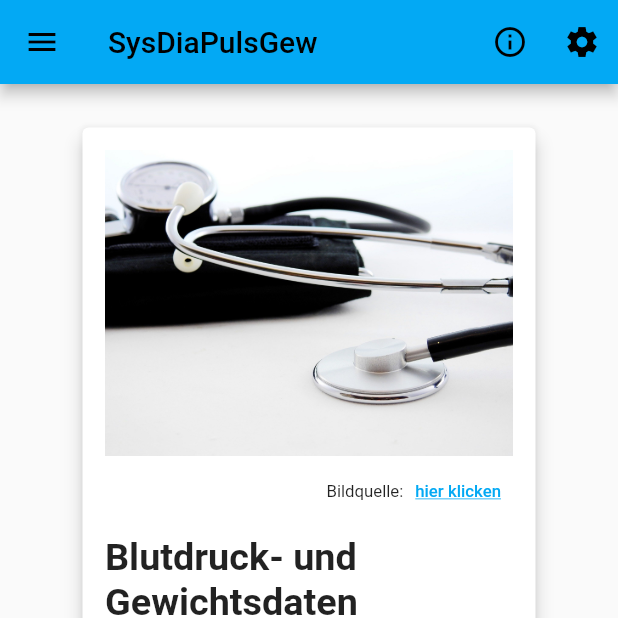
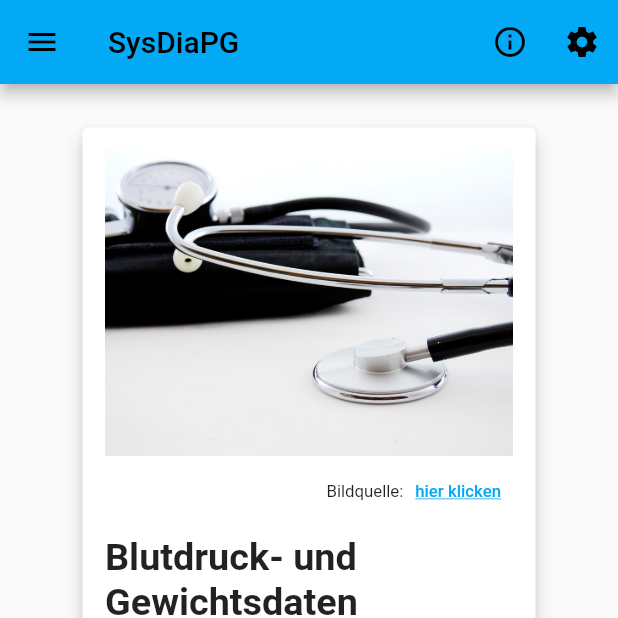
Before and after one commit to CJBNBG/SysDiaPulsGew, a Flutter app: the screen it shows after launch, on a phone screen of 412 x 824 dp, the top half of it. Run offline on Flutter 3.47's test engine with Material 2 defaults, Android fonts, the phone set to English and light mode, and no system bars; drawn by our look-alikes of badges; our stand-ins replace date_time_picker, flutter_slidable, material_design_icons_flutter, package_info_plus, page_indicator, page_transition and 4 more; missing offline and left inert: flutter_cached_pdfview; accounts and stored records are empty; project files that could hold a hidden picture were left out.

Commit message:
Version 1.5.0-1
App umbenannt in SysDiaPG

```diff
--- a/lib/main.dart
+++ b/lib/main.dart
@@ -62,11 +62,11 @@ class _MyAppState extends State<MyApp> {
     _platform = Theme.of(context).platform;
     globals.BgColorNeutral = Theme.of(context).scaffoldBackgroundColor;
     return MaterialApp(
-      title: 'SysDiaPulsGew',
+      title: 'SysDiaPG',
       theme: ThemeData(
         primarySwatch: Colors.lightBlue,
       ),
-      home: const MyHomePage(title: 'SysDiaPulsGew'),
+      home: const MyHomePage(title: 'SysDiaPG'),
       localizationsDelegates: const [
         GlobalWidgetsLocalizations.delegate,
         GlobalMaterialLocalizations.delegate,
@@ -271,7 +271,7 @@ class _MyHomePageState extends State<MyHomePage> {
       return null;
     } else {
       globals.lokalDBDir = path;
-      globals.lokalDBPfad = path + "SysDiaPuls/";
+      globals.lokalDBPfad = path + "SysDiaPulsGew/";
       globals.lokalDBNameMitPfad = globals.lokalDBPfad + globals.lokalDBNameOhnePfad;
     }
     print("getExternalStorageDirectory: " + path);
@@ -341,7 +341,7 @@ class _MyHomePageState extends State<MyHomePage> {
     return SafeArea(
       child: Scaffold(
         appBar: AppBar(
-          title: const Text('SysDiaPulsGew'),
+          title: const Text('SysDiaPG'),
           actions: <Widget>[
             // die Widgets werden von rechts außen nach links aufgeführt
             IconButton(
--- a/lib/services/dbhelper.dart
+++ b/lib/services/dbhelper.dart
@@ -1,4 +1,3 @@
-import 'dart:math';
 import 'dart:io';
 import 'package:sysdiapulsgew/services/DataInterface.dart';
 import 'package:sysdiapulsgew/services/SettingsInterface.dart';
--- a/pubspec.yaml
+++ b/pubspec.yaml
@@ -15,7 +15,7 @@ publish_to: 'none' # Remove this line if you wish to publish to pub.dev
 # In iOS, build-name is used as CFBundleShortVersionString while build-number used as CFBundleVersion.
 # Read more about iOS versioning at
 # https://developer.apple.com/library/archive/documentation/General/Reference/InfoPlistKeyReference/Articles/CoreFoundationKeys.html
-version: 1.4.0+5
+version: 1.5.0+1
 
 environment:
   sdk: ">=2.12.0 <3.0.0"
```
Also changed, not shown: pubspec.lock, 1 other file.
